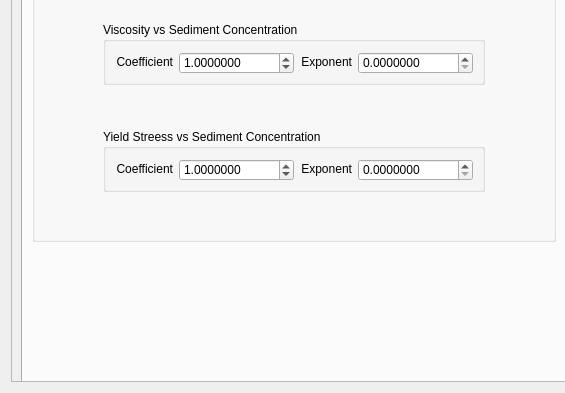
Before: the Qt Designer form flo2d/ui/mud_and_sediment.ui in FLO-2DSoftware/qgis-flo-2d-plugin, drawn with Qt 5; both pictures show x 0 to 565 and y 307 to 700 of the 1215 by 700 pixel window.
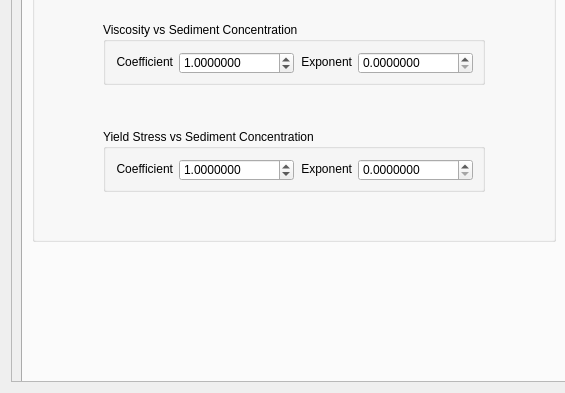
After: the same form once the commit is applied. The open tabs and pages were chosen to show the change. Icons and pictures are not drawn.

Commit message: Fix spellings in sediment transport dialog

```diff
--- a/flo2d/ui/mud_and_sediment.ui
+++ b/flo2d/ui/mud_and_sediment.ui
@@ -613,7 +613,7 @@
                   <item>
                    <widget class="QGroupBox" name="groupBox_6">
                     <property name="title">
-                     <string>Yield Streess vs Sediment Concentration</string>
+                     <string>Yield Stress vs Sediment Concentration</string>
                     </property>
                     <layout class="QGridLayout" name="gridLayout_6">
                      <item row="0" column="0">
```
